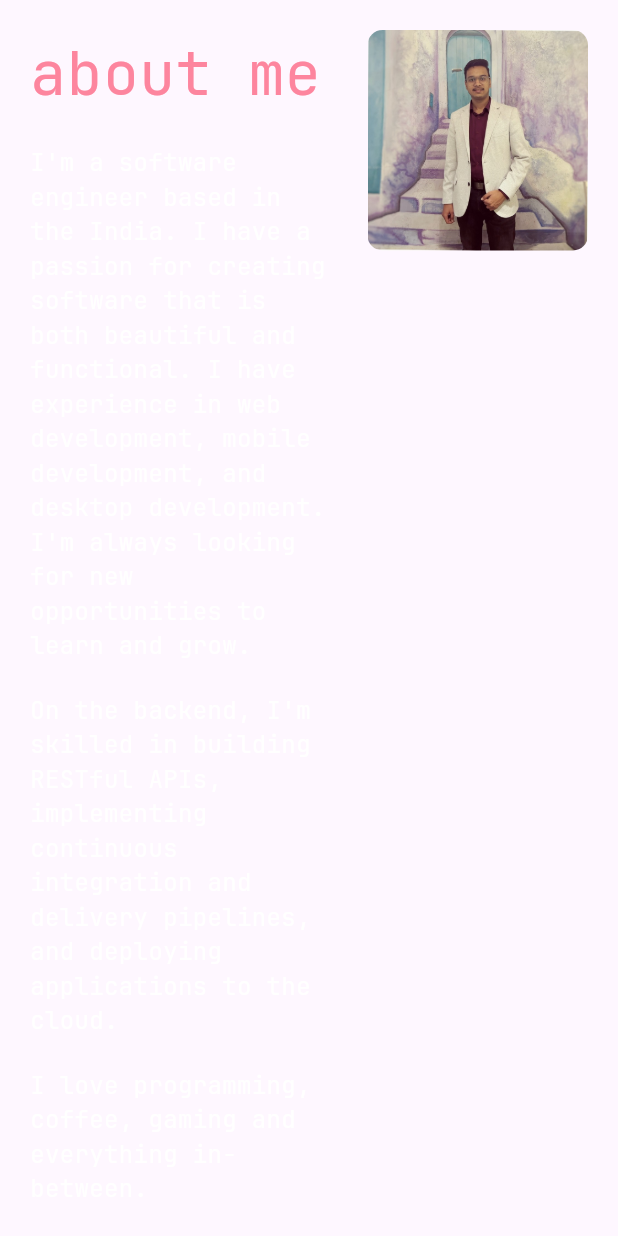
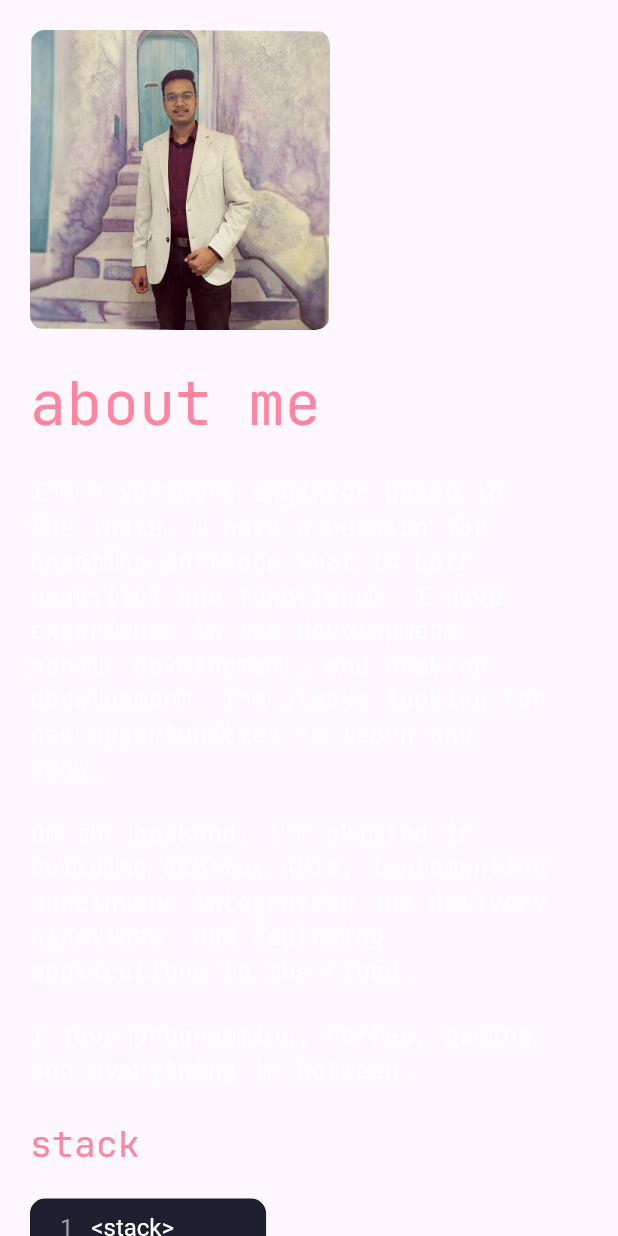
Before and after one commit to Dusk-afk/portfolio-source, a Flutter app: the AboutMe widget shown alone on an empty page, opened directly, on a phone screen of 412 x 824 dp. Run offline on Flutter 3.47's test engine with Material 3 defaults, Android fonts, the light colour scheme and no system bars; our stand-ins replace bloc, blur, date_format, equatable, flutter_bloc, flutter_svg and 1 more; network calls fail.

Commit message:
fixed breakpoints in about me page

```diff
--- a/lib/presentation/pages/about_me.dart/about_me.dart
+++ b/lib/presentation/pages/about_me.dart/about_me.dart
@@ -1,11 +1,26 @@
 import 'package:flutter/material.dart';
+import 'package:flutter_bloc/flutter_bloc.dart';
 import 'package:portfolio/data/colors.dart';
+import 'package:portfolio/provider/screen_provider.dart';
 
-class AboutMe extends StatelessWidget {
+class AboutMe extends StatefulWidget {
   const AboutMe({super.key});
 
   @override
+  State<AboutMe> createState() => _AboutMeState();
+}
+
+class _AboutMeState extends State<AboutMe> {
+  @override
   Widget build(BuildContext context) {
+    bool isMobile = context.watch<ScreenProvider>().isMobile;
+
+    return LayoutBuilder(builder: (context, constraints) {
+      if (constraints.maxWidth < 800) {
+        isMobile = true;
+      } else {
+        isMobile = false;
+      }
       return Container(
         constraints: const BoxConstraints(
           maxWidth: 800,
@@ -20,6 +35,12 @@ class AboutMe extends StatelessWidget {
                 child: Column(
                   crossAxisAlignment: CrossAxisAlignment.start,
                   children: [
+                    const SizedBox(height: 20),
+                    if (isMobile)
+                      SizedBox(
+                        width: 200,
+                        child: _me(),
+                      ),
                     const SizedBox(height: 20),
                     const Text(
                       "about me",
@@ -203,19 +224,25 @@ class AboutMe extends StatelessWidget {
                 ),
               ),
             ),
+            if (!isMobile)
               Expanded(
                 flex: 3,
                 child: Padding(
                   padding: const EdgeInsets.only(top: 20),
-              child: ClipRRect(
-                borderRadius: BorderRadius.circular(10),
-                child: Image.asset("assets/me.jpeg"),
-              ),
+                  child: _me(),
                 ),
               ),
             const SizedBox(width: 20),
           ],
         ),
       );
+    });
+  }
+
+  Widget _me() {
+    return ClipRRect(
+      borderRadius: BorderRadius.circular(10),
+      child: Image.asset("assets/me.jpeg"),
+    );
   }
 }
```
Lines whose indentation alone changed are shown as unchanged.
